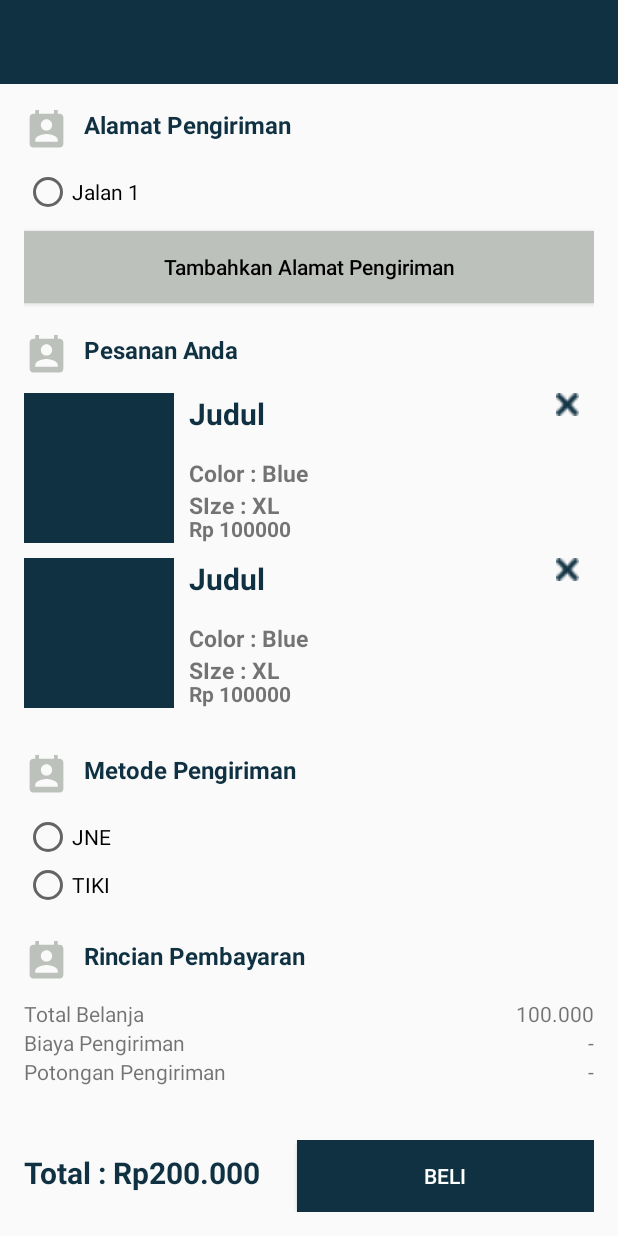
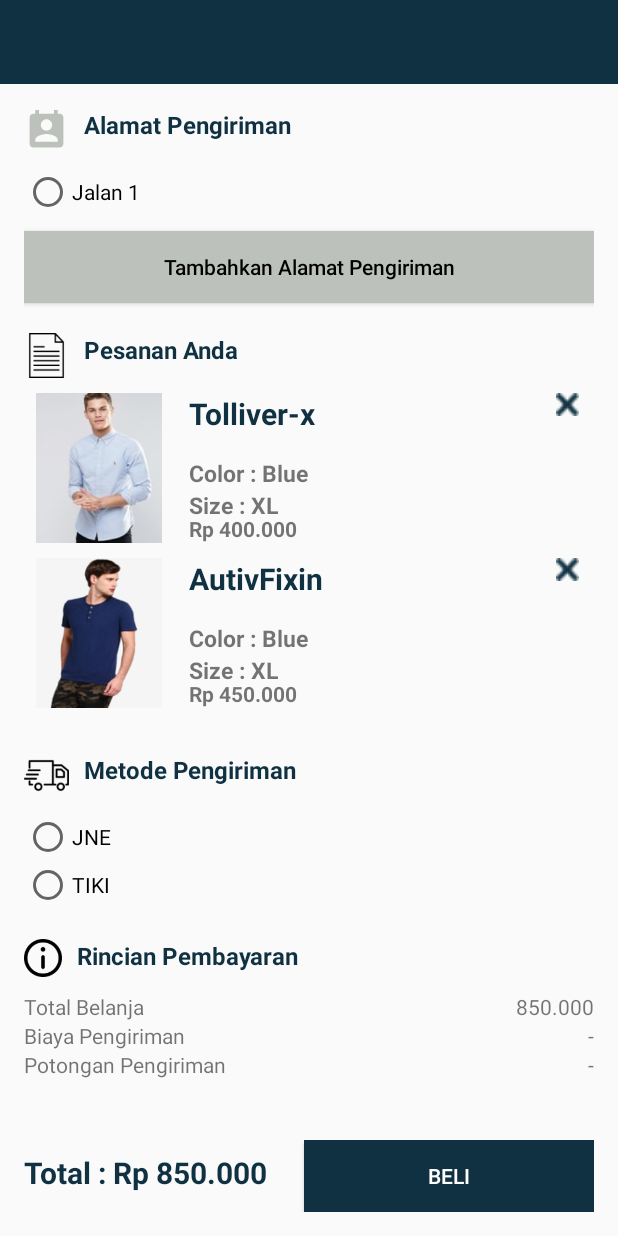
Before and after one commit to rohmanseo/Male-Shop-App, an Android app: the layout activity_rincian.xml on its own in the app's theme, with its tools: preview values and no code run, on a phone screen of 412 x 824 dp. Run offline under Robolectric (Android 15) with nearby library versions, the phone set to English and light mode, and no system bars.

Commit message:
Update Halaman Detail

```diff
--- a/app/src/main/java/com/komsi/maleshop/adapter/CartAdapter.java
+++ b/app/src/main/java/com/komsi/maleshop/adapter/CartAdapter.java
@@ -45,7 +45,7 @@ public class CartAdapter extends RecyclerView.Adapter<CartAdapter.ViewHolder> {
 
         Glide.with(context).load(list.get(position).getThumbnail()).into(holder.imgCart);
         holder.cartTitle.setText(list.get(position).getNama());
-        holder.cartColor.setText(list.get(position).getColour());
+        holder.cartColor.setText("Blue");
         holder.cartPrize.setText(list.get(position).getHarga());
         hargaProduk.setText("Rp " + getHargaTotal());
         holder.imgRemove.setOnClickListener(new View.OnClickListener() {
--- a/app/src/main/java/com/komsi/maleshop/fragment/ProfileFragment.java
+++ b/app/src/main/java/com/komsi/maleshop/fragment/ProfileFragment.java
@@ -35,7 +35,6 @@ public class ProfileFragment extends Fragment {
         edtName = view.findViewById(R.id.edt_name);
         btnEdtSuccess = view.findViewById(R.id.btn_edit_name_success);
 
-
         btnEdtName.setOnClickListener(new View.OnClickListener() {
             @Override
             public void onClick(View view) {
@@ -43,6 +42,7 @@ public class ProfileFragment extends Fragment {
                 edtName.setVisibility(View.VISIBLE);
                 btnEdtName.setVisibility(View.GONE);
                 btnEdtSuccess.setVisibility(View.VISIBLE);
+                edtName.setFocusable(true);
             }
         });
         btnEdtSuccess.setOnClickListener(new View.OnClickListener() {
--- a/app/src/main/res/layout/activity_detail.xml
+++ b/app/src/main/res/layout/activity_detail.xml
@@ -48,7 +48,7 @@
                 android:layout_marginTop="5dp"
                 android:text="100.000"
                 android:textColor="@android:color/black"
-                android:textSize="15sp"
+                android:textSize="20sp"
                 android:textStyle="bold" />
 
             <TextView
--- a/app/src/main/res/layout/activity_login.xml
+++ b/app/src/main/res/layout/activity_login.xml
@@ -16,8 +16,6 @@
         android:src="@drawable/logo" />
 
     <EditText
-        android:focusable="false"
-
         android:id="@+id/edt_email"
         android:layout_width="match_parent"
         android:layout_height="wrap_content"
@@ -30,8 +28,6 @@
         android:padding="15dp" />
 
     <EditText
-        android:focusable="false"
-
         android:id="@+id/edt_password"
         android:layout_width="match_parent"
         android:layout_height="wrap_content"
@@ -40,7 +36,7 @@
         android:background="@drawable/edit_text_border"
         android:ems="10"
         android:hint="Password"
-        android:inputType="textPersonName"
+        android:inputType="textPassword"
         android:padding="15dp" />
 
     <TextView
--- a/app/src/main/res/layout/activity_rincian.xml
+++ b/app/src/main/res/layout/activity_rincian.xml
@@ -78,7 +78,7 @@
                 android:layout_width="30dp"
                 android:layout_height="30dp"
                 android:layout_marginRight="10dp"
-                android:src="@drawable/ic_perm_contact_calendar_black_24dp" />
+                android:src="@drawable/document" />
 
             <TextView
                 android:layout_width="match_parent"
@@ -101,7 +101,7 @@
                 android:layout_width="100dp"
                 android:layout_height="100dp"
                 android:layout_marginRight="10dp"
-                android:src="@color/colorPrimary" />
+                android:src="@drawable/bg1" />
 
             <Button
                 android:padding="20dp"
@@ -118,7 +118,7 @@
                 android:layout_width="wrap_content"
                 android:layout_height="wrap_content"
                 android:layout_toRightOf="@id/img_cart"
-                android:text="Judul"
+                android:text="Tolliver-x"
                 android:textColor="@color/colorPrimary"
                 android:textSize="20sp"
                 android:textStyle="bold" />
@@ -159,7 +159,7 @@
                 <TextView
                     android:layout_width="wrap_content"
                     android:layout_height="wrap_content"
-                    android:text="SIze : "
+                    android:text="Size : "
                     android:textSize="15sp"
                     android:textStyle="bold" />
 
@@ -178,7 +178,7 @@
                 android:layout_toRightOf="@id/img_cart"
                 android:layout_width="wrap_content"
                 android:layout_height="wrap_content"
-                android:text="Rp 100000"
+                android:text="Rp 400.000"
                 android:id="@+id/tv_harga_cart"/>
         </RelativeLayout>
 
@@ -194,7 +194,7 @@
                 android:layout_width="100dp"
                 android:layout_height="100dp"
                 android:layout_marginRight="10dp"
-                android:src="@color/colorPrimary" />
+                android:src="@drawable/bg3" />
 
             <Button
                 android:padding="20dp"
@@ -211,7 +211,7 @@
                 android:layout_width="wrap_content"
                 android:layout_height="wrap_content"
                 android:layout_toRightOf="@id/img_cart2"
-                android:text="Judul"
+                android:text="AutivFixin"
                 android:textColor="@color/colorPrimary"
                 android:textSize="20sp"
                 android:textStyle="bold" />
@@ -252,7 +252,7 @@
                 <TextView
                     android:layout_width="wrap_content"
                     android:layout_height="wrap_content"
-                    android:text="SIze : "
+                    android:text="Size : "
                     android:textSize="15sp"
                     android:textStyle="bold" />
 
@@ -271,7 +271,7 @@
                 android:layout_toRightOf="@id/img_cart2"
                 android:layout_width="wrap_content"
                 android:layout_height="wrap_content"
-                android:text="Rp 100000"
+                android:text="Rp 450.000"
                 android:id="@+id/tv_harga_cart2"/>
         </RelativeLayout>
 
@@ -286,7 +286,7 @@
                 android:layout_width="30dp"
                 android:layout_height="30dp"
                 android:layout_marginRight="10dp"
-                android:src="@drawable/ic_perm_contact_calendar_black_24dp" />
+                android:src="@drawable/delivery_truck" />
 
             <TextView
                 android:layout_width="match_parent"
@@ -321,10 +321,10 @@
             android:orientation="horizontal">
 
             <ImageView
-                android:layout_width="30dp"
-                android:layout_height="30dp"
+                android:layout_width="25dp"
+                android:layout_height="25dp"
                 android:layout_marginRight="10dp"
-                android:src="@drawable/ic_perm_contact_calendar_black_24dp" />
+                android:src="@drawable/information" />
 
             <TextView
                 android:layout_width="match_parent"
@@ -350,7 +350,7 @@
                 android:layout_width="wrap_content"
                 android:layout_height="wrap_content"
                 android:layout_alignParentRight="true"
-                android:text="100.000" />
+                android:text="850.000" />
         </RelativeLayout>
 
         <RelativeLayout
@@ -399,7 +399,7 @@
         <TextView
             android:layout_width="wrap_content"
             android:layout_height="wrap_content"
-            android:text="Total : Rp200.000 "
+            android:text="Total : Rp 850.000 "
             android:textColor="@color/colorPrimary"
             android:textSize="20sp"
             android:textStyle="bold" />
--- a/app/src/main/res/layout/activity_sign_up.xml
+++ b/app/src/main/res/layout/activity_sign_up.xml
@@ -16,7 +16,6 @@
         android:src="@drawable/logo" />
 
     <EditText
-        android:focusable="false"
         android:id="@+id/edt_nama"
         android:layout_width="match_parent"
         android:layout_height="wrap_content"
@@ -29,7 +28,6 @@
         android:padding="15dp" />
 
     <EditText
-        android:focusable="false"
 
         android:id="@+id/edt_email"
         android:layout_width="match_parent"
@@ -43,7 +41,6 @@
         android:padding="15dp" />
 
     <EditText
-        android:focusable="false"
 
         android:id="@+id/edt_password"
         android:layout_width="match_parent"
@@ -53,7 +50,7 @@
         android:background="@drawable/edit_text_border"
         android:ems="10"
         android:hint="Password"
-        android:inputType="textPersonName"
+        android:inputType="textPassword"
         android:padding="15dp" />
 
     <CheckBox
--- a/app/src/main/res/layout/cardview_item_kaos.xml
+++ b/app/src/main/res/layout/cardview_item_kaos.xml
@@ -36,6 +36,7 @@
             android:layout_width="158dp"
             android:layout_height="wrap_content">
             <ImageView
+                android:id="@+id/img_bookmark"
                 android:layout_width="wrap_content"
                 android:layout_height="wrap_content"
                 android:src="@drawable/ic_bookmark"
```
Also changed, not shown: app/src/main/java/com/komsi/maleshop/activity/DetailActivity.java (+26 -5 lines), app/src/main/java/com/komsi/maleshop/activity/MainActivity.java (+9 -7 lines), app/src/main/java/com/komsi/maleshop/adapter/RecyclerViewAdapter.java (+22 -3 lines), app/src/main/java/com/komsi/maleshop/adapter/RvArrivalAdapter.java (+14 -2 lines), app/src/main/res/layout/fragment_profile.xml (+11 -2 lines), app/src/main/res/drawable/delivery_truck.png (added), app/src/main/res/drawable/document.png (added), app/src/main/res/drawable/information.png (added).
